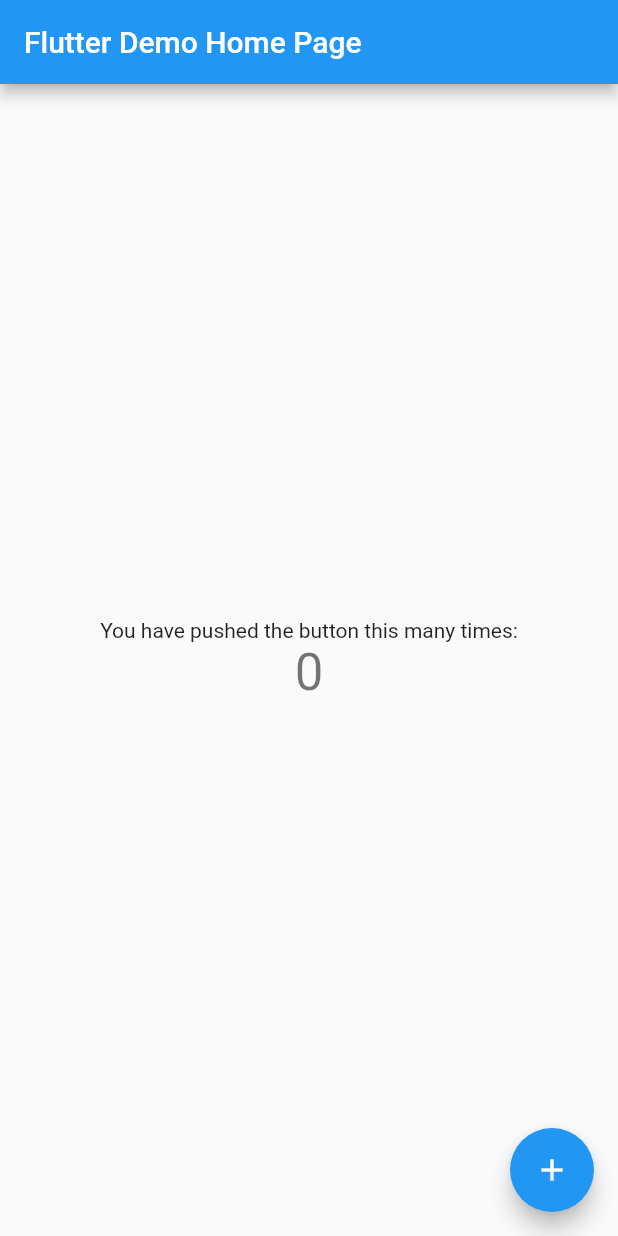
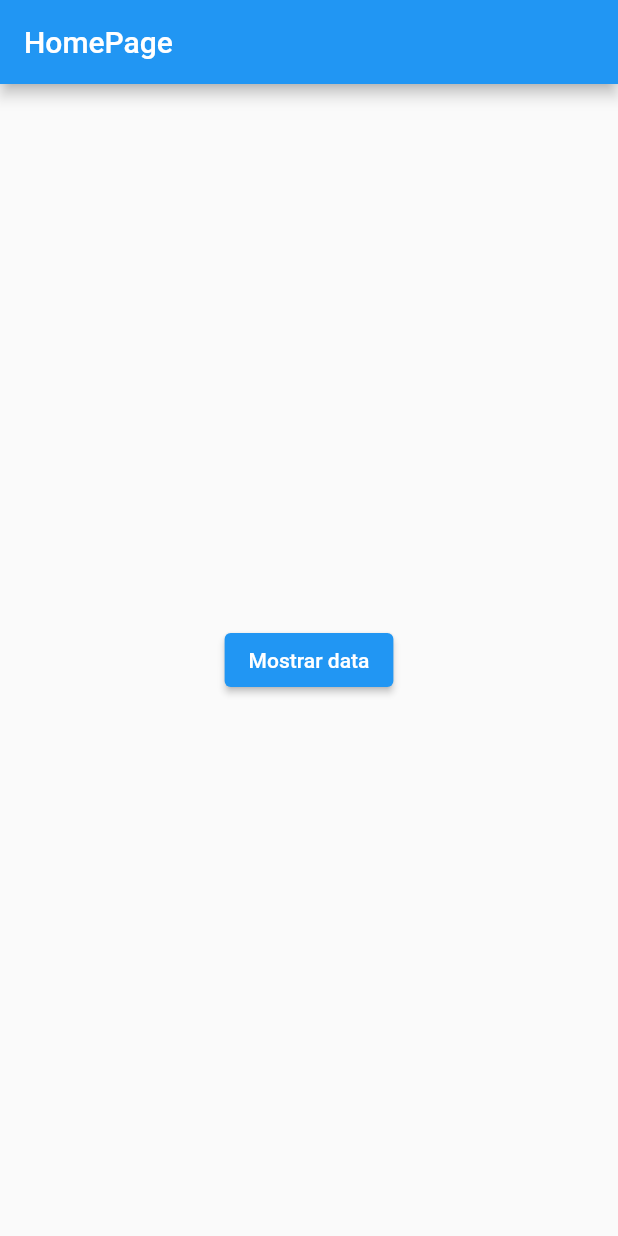
Before and after one commit to MarcoAngelCaceresAlmanza/taskAPP, a Flutter app: the screen it shows after launch, on a phone screen of 412 x 824 dp. Run offline on Flutter 3.47's test engine with Material 2 defaults, Android fonts, the phone set to English and light mode, and no system bars.

Commit message:
primer commit

```diff
--- /dev/null
+++ b/lib/db/db_admin.dart
@@ -0,0 +1,4 @@
+class DBAdmin{
+
+
+}
--- a/lib/main.dart
+++ b/lib/main.dart
@@ -1,115 +1,18 @@
 import 'package:flutter/material.dart';
-
-void main() {
-  runApp(const MyApp());
+import 'package:flutter_task_db/pages/home_page.dart';
+void main(){
+  runApp(MyApp());
 }
 
 class MyApp extends StatelessWidget {
   const MyApp({super.key});
 
-  // This widget is the root of your application.
   @override
   Widget build(BuildContext context) {
     return MaterialApp(
-      title: 'Flutter Demo',
-      theme: ThemeData(
-        // This is the theme of your application.
-        //
-        // Try running your application with "flutter run". You'll see the
-        // application has a blue toolbar. Then, without quitting the app, try
-        // changing the primarySwatch below to Colors.green and then invoke
-        // "hot reload" (press "r" in the console where you ran "flutter run",
-        // or simply save your changes to "hot reload" in a Flutter IDE).
-        // Notice that the counter didn't reset back to zero; the application
-        // is not restarted.
-        primarySwatch: Colors.blue,
-      ),
-      home: const MyHomePage(title: 'Flutter Demo Home Page'),
+      title:"TaskDBApp",
+      debugShowCheckedModeBanner: false,
+      home: HomePage(),
     );
   }
 }
-
-class MyHomePage extends StatefulWidget {
-  const MyHomePage({super.key, required this.title});
-
-  // This widget is the home page of your application. It is stateful, meaning
-  // that it has a State object (defined below) that contains fields that affect
-  // how it looks.
-
-  // This class is the configuration for the state. It holds the values (in this
-  // case the title) provided by the parent (in this case the App widget) and
-  // used by the build method of the State. Fields in a Widget subclass are
-  // always marked "final".
-
-  final String title;
-
-  @override
-  State<MyHomePage> createState() => _MyHomePageState();
-}
-
-class _MyHomePageState extends State<MyHomePage> {
-  int _counter = 0;
-
-  void _incrementCounter() {
-    setState(() {
-      // This call to setState tells the Flutter framework that something has
-      // changed in this State, which causes it to rerun the build method below
-      // so that the display can reflect the updated values. If we changed
-      // _counter without calling setState(), then the build method would not be
-      // called again, and so nothing would appear to happen.
-      _counter++;
-    });
-  }
-
-  @override
-  Widget build(BuildContext context) {
-    // This method is rerun every time setState is called, for instance as done
-    // by the _incrementCounter method above.
-    //
-    // The Flutter framework has been optimized to make rerunning build methods
-    // fast, so that you can just rebuild anything that needs updating rather
-    // than having to individually change instances of widgets.
-    return Scaffold(
-      appBar: AppBar(
-        // Here we take the value from the MyHomePage object that was created by
-        // the App.build method, and use it to set our appbar title.
-        title: Text(widget.title),
-      ),
-      body: Center(
-        // Center is a layout widget. It takes a single child and positions it
-        // in the middle of the parent.
-        child: Column(
-          // Column is also a layout widget. It takes a list of children and
-          // arranges them vertically. By default, it sizes itself to fit its
-          // children horizontally, and tries to be as tall as its parent.
-          //
-          // Invoke "debug painting" (press "p" in the console, choose the
-          // "Toggle Debug Paint" action from the Flutter Inspector in Android
-          // Studio, or the "Toggle Debug Paint" command in Visual Studio Code)
-          // to see the wireframe for each widget.
-          //
-          // Column has various properties to control how it sizes itself and
-          // how it positions its children. Here we use mainAxisAlignment to
-          // center the children vertically; the main axis here is the vertical
-          // axis because Columns are vertical (the cross axis would be
-          // horizontal).
-          mainAxisAlignment: MainAxisAlignment.center,
-          children: <Widget>[
-            const Text(
-              'You have pushed the button this many times:',
-            ),
-            Text(
-              '$_counter',
-              style: Theme.of(context).textTheme.headline4,
-            ),
-          ],
-        ),
-      ),
-      floatingActionButton: FloatingActionButton(
-        onPressed: _incrementCounter,
-        tooltip: 'Increment',
-        child: const Icon(Icons.add),
-      ), // This trailing comma makes auto-formatting nicer for build methods.
-    );
-  }
-}
--- /dev/null
+++ b/lib/pages/home_page.dart
@@ -0,0 +1,22 @@
+import "package:flutter/material.dart";
+
+class HomePage extends StatelessWidget {
+  const HomePage({super.key});
+
+  @override
+  Widget build(BuildContext context) {
+    return Scaffold(
+      appBar: AppBar(
+        title: Text("HomePage"),
+      ),
+      body:Center(
+        child:Column(
+        mainAxisAlignment: MainAxisAlignment.center,
+        children: [
+          ElevatedButton(onPressed: (){}, child: Text("Mostrar data"),),
+        ],
+      ),
+     )
+    );
+  }
+}
--- a/pubspec.yaml
+++ b/pubspec.yaml
@@ -32,10 +32,10 @@
   flutter:
     sdk: flutter
 
-
-  # The following adds the Cupertino Icons font to your application.
-  # Use with the CupertinoIcons class for iOS style icons.
   cupertino_icons: ^1.0.2
+  sqflite: ^2.2.2
+  path_provider: ^2.0.11
+  path: ^1.8.3
 
 dev_dependencies:
   flutter_test:
```
